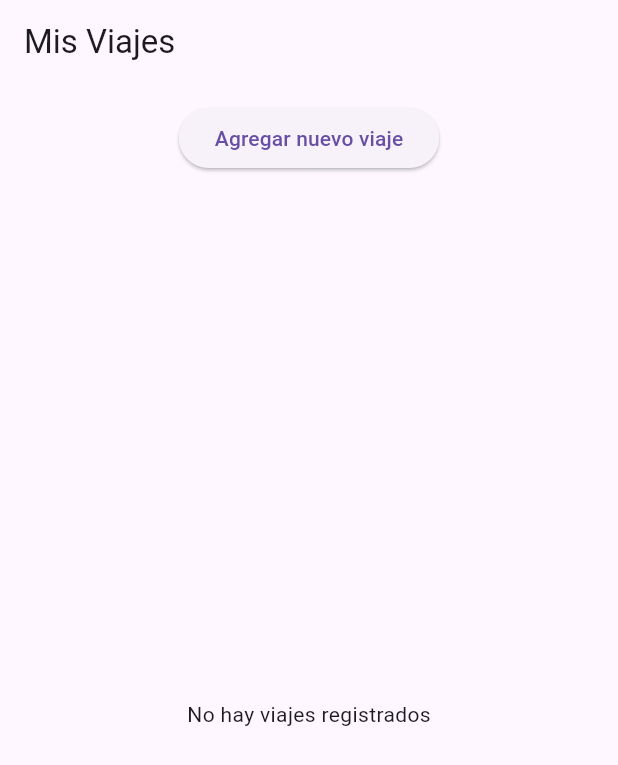
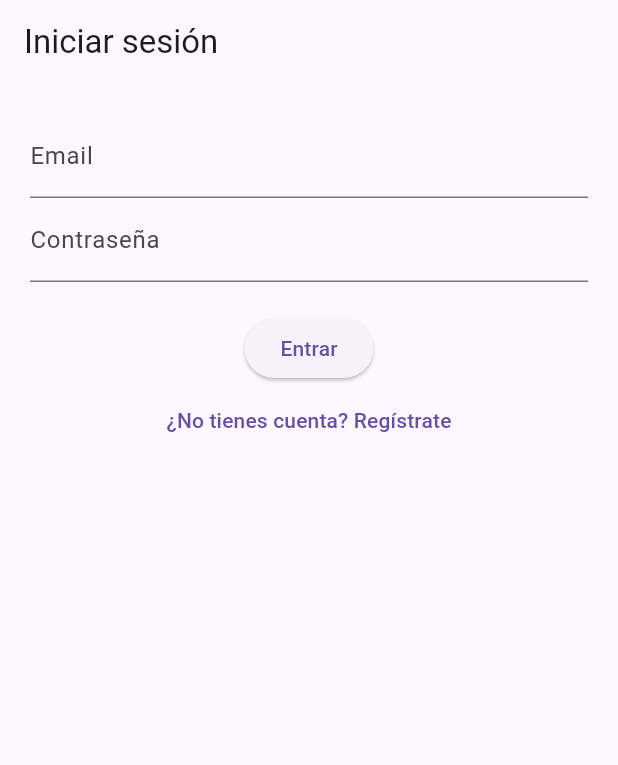
Before and after one commit to AlejandraPacheco/traveler_flutter, a Flutter app: the screen it shows after launch, on a phone screen of 412 x 824 dp. Shown: the top 765 px of the screen. Run offline on Flutter 3.47's test engine with Material 3 defaults, Android fonts, the phone set to English and light mode, and no system bars; our stand-ins replace flutter_riverpod, sqflite, supabase_flutter; accounts and stored records are empty.

Commit message:
Fix Auth

```diff
--- /dev/null
+++ b/lib/application/providers/auth_provider.dart
@@ -0,0 +1,15 @@
+import 'package:flutter_riverpod/flutter_riverpod.dart';
+import 'package:supabase_flutter/supabase_flutter.dart';
+import '../services/auth_service.dart';
+
+final authServiceProvider = Provider<AuthService>((ref) => AuthService());
+
+final authStateProvider = StreamProvider<AuthState>((ref) {
+  final client = Supabase.instance.client;
+  return client.auth.onAuthStateChange.map((event) => event);
+});
+
+final currentUserIdProvider = Provider<String?>((ref) {
+  final authState = ref.watch(authStateProvider).value;
+  return authState?.session?.user.id;
+});
--- /dev/null
+++ b/lib/application/services/auth_service.dart
@@ -0,0 +1,19 @@
+import 'package:supabase_flutter/supabase_flutter.dart';
+
+class AuthService {
+  final SupabaseClient _client = Supabase.instance.client;
+
+  Future<AuthResponse> signUp(String email, String password) {
+    return _client.auth.signUp(email: email, password: password);
+  }
+
+  Future<AuthResponse> signIn(String email, String password) {
+    return _client.auth.signInWithPassword(email: email, password: password);
+  }
+
+  Future<void> signOut() async {
+    await _client.auth.signOut();
+  }
+
+  User? get currentUser => _client.auth.currentUser;
+}
--- /dev/null
+++ b/lib/data/supabase_client.dart
@@ -0,0 +1,3 @@
+import 'package:supabase_flutter/supabase_flutter.dart';
+
+final supabase = Supabase.instance.client;
--- a/lib/main.dart
+++ b/lib/main.dart
@@ -1,21 +1,50 @@
 import 'package:flutter/material.dart';
 import 'package:flutter_riverpod/flutter_riverpod.dart';
+import 'package:supabase_flutter/supabase_flutter.dart';
 import 'presentation/screens/home_screen.dart';
+import 'presentation/screens/login_screen.dart';
+import 'presentation/screens/register_screen.dart';
+import 'application/providers/auth_provider.dart';
 
-void main() {
+void main() async {
+  WidgetsFlutterBinding.ensureInitialized();
+
+  await Supabase.initialize(
+    url: 'https://etuphmrfytrdmnlsizgy.supabase.co',
+    anonKey:
+        'eyJhbGciOiJIUzI1NiIsInR5cCI6IkpXVCJ9.eyJpc3MiOiJzdXBhYmFzZSIsInJlZiI6ImV0dXBobXJmeXRyZG1ubHNpemd5Iiwicm9sZSI6ImFub24iLCJpYXQiOjE3NTIwMzk0MzksImV4cCI6MjA2NzYxNTQzOX0.Cz2VcS_dvW4LaCPsOHJLZl6KZgfHsWIbnbOOGPmtEDo',
+  );
+
   runApp(const ProviderScope(child: MyApp()));
 }
 
-class MyApp extends StatelessWidget {
+class MyApp extends ConsumerWidget {
   const MyApp({super.key});
 
   @override
-  Widget build(BuildContext context) {
+  Widget build(BuildContext context, WidgetRef ref) {
+    final auth = ref.watch(authStateProvider);
+
     return MaterialApp(
       debugShowCheckedModeBanner: false,
       title: 'Bitácora Viajera',
       theme: ThemeData(primarySwatch: Colors.indigo),
-      home: const HomeScreen(),
+      // rutas estáticas
+      routes: {
+        '/register': (_) => const RegisterScreen(),
+        '/login': (_) => const LoginScreen(),
+        '/home': (_) => const HomeScreen(),
+      },
+      // pantalla principal según sesión activa
+      home: auth.when(
+        data: (session) {
+          final isLoggedIn = session.session != null;
+          return isLoggedIn ? const HomeScreen() : const LoginScreen();
+        },
+        loading: () =>
+            const Scaffold(body: Center(child: CircularProgressIndicator())),
+        error: (err, _) => Scaffold(body: Center(child: Text('Error: $err'))),
+      ),
     );
   }
 }
--- a/lib/model/viaje.dart
+++ b/lib/model/viaje.dart
@@ -1,5 +1,6 @@
 class Viaje {
   final int? id;
+  final String userId;
   final String pais;
   final String ciudad;
   final String? region;
@@ -13,6 +14,7 @@ class Viaje {
 
   Viaje({
     this.id,
+    required this.userId,
     required this.pais,
     required this.ciudad,
     this.region,
@@ -28,6 +30,7 @@ class Viaje {
   Map<String, dynamic> toMap() {
     return {
       'id': id,
+      'user_id': userId,
       'pais': pais,
       'ciudad': ciudad,
       'region': region,
@@ -44,6 +47,7 @@ class Viaje {
   factory Viaje.fromMap(Map<String, dynamic> map) {
     return Viaje(
       id: map['id'],
+      userId: map['user_id'], // nuevo
       pais: map['pais'],
       ciudad: map['ciudad'],
       region: map['region'],
@@ -53,7 +57,7 @@ class Viaje {
       alojamiento: map['alojamiento'],
       notasPersonales: map['notas_personales'],
       clima: map['clima'],
-      sincronizado: (map['sincronizado'] ?? 0) == 1,
+      sincronizado: map['sincronizado'] == 1,
     );
   }
 }
--- a/lib/presentation/screens/form_viaje_screen.dart
+++ b/lib/presentation/screens/form_viaje_screen.dart
@@ -3,6 +3,7 @@ import 'package:flutter_riverpod/flutter_riverpod.dart';
 import 'package:intl/intl.dart';
 import '../../model/viaje.dart';
 import '../../application/services/database_service.dart';
+import '../../application/providers/auth_provider.dart';
 
 class FormularioViajeScreen extends ConsumerStatefulWidget {
   final Viaje? viaje;
@@ -66,8 +67,10 @@ class _FormularioViajeScreenState extends ConsumerState<FormularioViajeScreen> {
         _fechaInicio != null &&
         _fechaFin != null) {
       final service = ref.read(databaseServiceProvider);
+      final userId = ref.read(currentUserIdProvider);
       final viaje = Viaje(
         id: widget.viaje?.id,
+        userId: userId!,
         pais: _paisCtrl.text,
         ciudad: _ciudadCtrl.text,
         region: _regionCtrl.text.isEmpty ? null : _regionCtrl.text,
--- /dev/null
+++ b/lib/presentation/screens/login_screen.dart
@@ -0,0 +1,78 @@
+import 'package:flutter/material.dart';
+import 'package:flutter_riverpod/flutter_riverpod.dart';
+import '../../application/providers/auth_provider.dart';
+import 'package:supabase_flutter/supabase_flutter.dart';
+
+class LoginScreen extends ConsumerStatefulWidget {
+  const LoginScreen({super.key});
+
+  @override
+  ConsumerState<LoginScreen> createState() => _LoginScreenState();
+}
+
+class _LoginScreenState extends ConsumerState<LoginScreen> {
+  final _emailCtrl = TextEditingController();
+  final _passCtrl = TextEditingController();
+
+  Future<void> _login() async {
+    final email = _emailCtrl.text.trim();
+    final pass = _passCtrl.text.trim();
+
+    if (email.isEmpty || pass.isEmpty) {
+      ScaffoldMessenger.of(context).showSnackBar(
+        const SnackBar(content: Text('Por favor ingrese sus credenciales')),
+      );
+      return;
+    }
+
+    final auth = ref.read(authServiceProvider);
+    try {
+      await auth.signIn(email, pass);
+    } on AuthException catch (e) {
+      if (e.message.toLowerCase().contains('invalid login credentials')) {
+        ScaffoldMessenger.of(
+          context,
+        ).showSnackBar(const SnackBar(content: Text('Datos incorrectos')));
+      } else {
+        ScaffoldMessenger.of(context).showSnackBar(
+          SnackBar(content: Text('Error de autenticación: ${e.message}')),
+        );
+      }
+    } catch (e) {
+      ScaffoldMessenger.of(
+        context,
+      ).showSnackBar(SnackBar(content: Text('Error inesperado: $e')));
+    }
+  }
+
+  @override
+  Widget build(BuildContext context) {
+    return Scaffold(
+      appBar: AppBar(title: const Text('Iniciar sesión')),
+      body: Padding(
+        padding: const EdgeInsets.all(20),
+        child: Column(
+          children: [
+            TextField(
+              controller: _emailCtrl,
+              decoration: const InputDecoration(labelText: 'Email'),
+            ),
+            TextField(
+              controller: _passCtrl,
+              obscureText: true,
+              decoration: const InputDecoration(labelText: 'Contraseña'),
+            ),
+            const SizedBox(height: 20),
+            ElevatedButton(onPressed: _login, child: const Text('Entrar')),
+            TextButton(
+              onPressed: () {
+                Navigator.pushNamed(context, '/register');
+              },
+              child: const Text('¿No tienes cuenta? Regístrate'),
+            ),
+          ],
+        ),
+      ),
+    );
+  }
+}
--- a/pubspec.yaml
+++ b/pubspec.yaml
@@ -14,6 +14,8 @@ dependencies:
   path_provider: ^2.1.5
   uuid: ^4.5.1
   intl: ^0.20.2
+  supabase_flutter: ^2.9.1
+
 
 dev_dependencies:
   flutter_test:
```
Also changed, not shown: lib/application/providers/viaje_provider.dart (+9 -1 lines), lib/data/database_helper.dart (+12 -0 lines), lib/presentation/screens/home_screen.dart (+18 -2 lines), lib/presentation/screens/register_screen.dart (added, +85 -0 lines), lib/model/user_session.dart (added), pubspec.lock, 5 other files.
